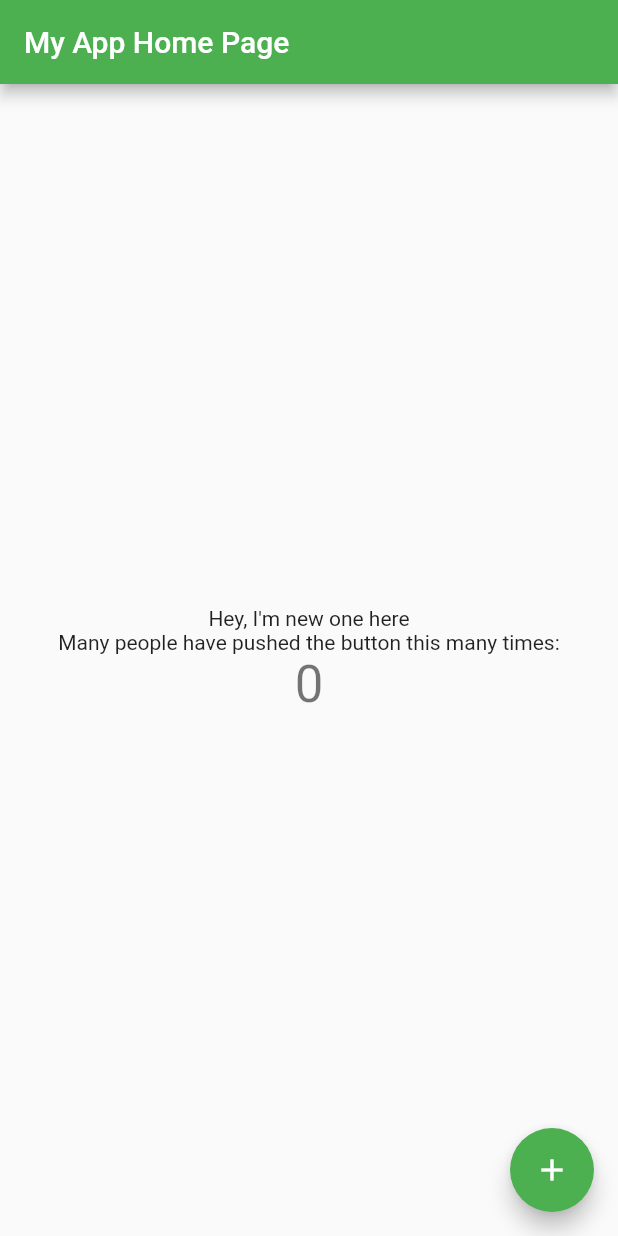
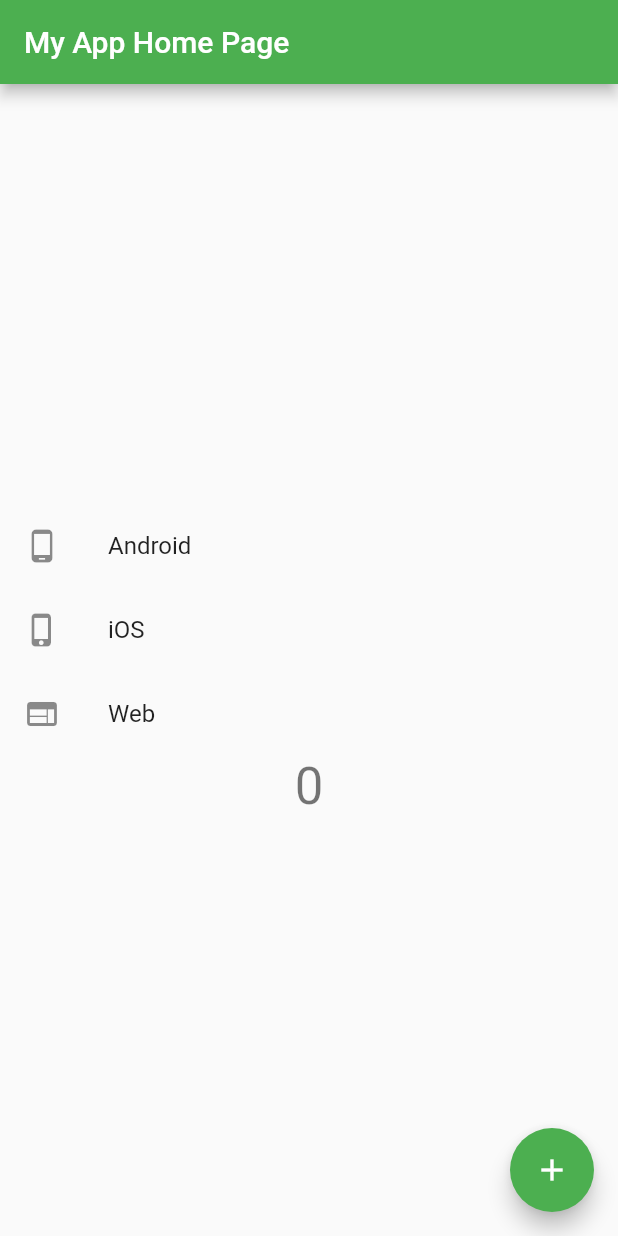
Before and after one commit to milochen0418/hello-flutter, a Flutter app: the screen it shows after launch, on a phone screen of 412 x 824 dp. Run offline on Flutter 3.47's test engine with Material 2 defaults, Android fonts, the phone set to English and light mode, and no system bars.

Commit message:
Use ListTile

```diff
--- a/my_app/lib/main.dart
+++ b/my_app/lib/main.dart
@@ -93,12 +93,13 @@ class _MyHomePageState extends State<MyHomePage> {
           // horizontal).
           mainAxisAlignment: MainAxisAlignment.center,
           children: <Widget>[
-            Text(
-              "Hey, I'm new one here",
-            ),
-            Text(
-              'Many people have pushed the button this many times:',
-            ),
+            ListTile(
+                leading: const Icon(Icons.phone_android),
+                title: const Text("Android")),
+            ListTile(
+                leading: const Icon(Icons.phone_iphone),
+                title: const Text("iOS")),
+            ListTile(leading: const Icon(Icons.web), title: const Text("Web")),
             Text(
               '$_counter',
               style: Theme.of(context).textTheme.headline4,
```
